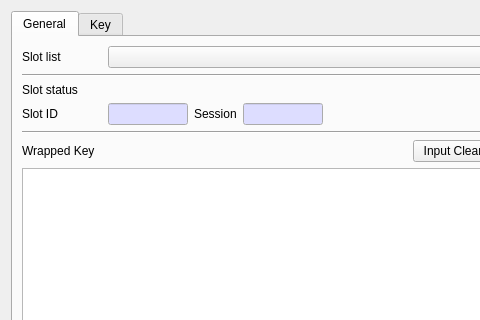
This is CryptokiMan/unwrap_key_dlg.ui in jykim74/CryptokiMan as Qt 5 draws it before an edit; both pictures show x 0 to 480 and y 0 to 320 of the 647 by 527 pixel window. The edited form follows.
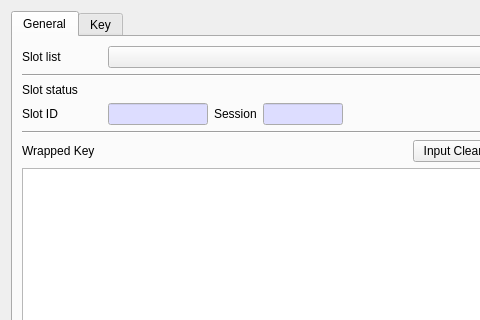
This is the edited form. The open tabs and pages were chosen to show the change.

Diff of the .ui file:
```diff
--- a/CryptokiMan/unwrap_key_dlg.ui
+++ b/CryptokiMan/unwrap_key_dlg.ui
@@ -204,7 +204,7 @@
           <widget class="QLineEdit" name="mSlotIDText">
            <property name="maximumSize">
             <size>
-             <width>80</width>
+             <width>100</width>
              <height>16777215</height>
             </size>
            </property>
```
Left out of the diff: 2 changed lines with no effect on the pictures.
